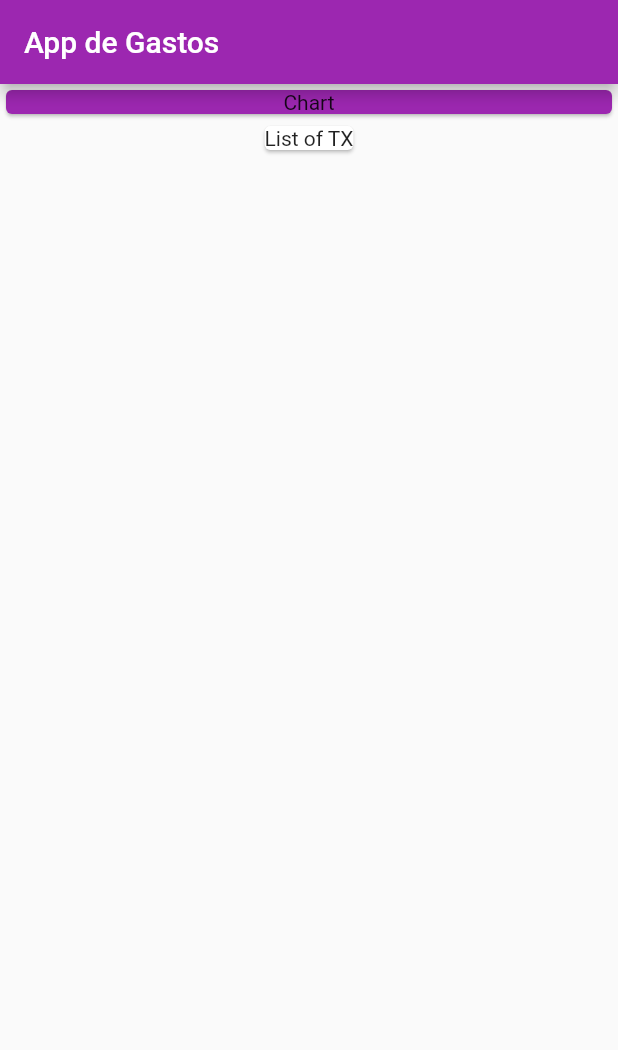
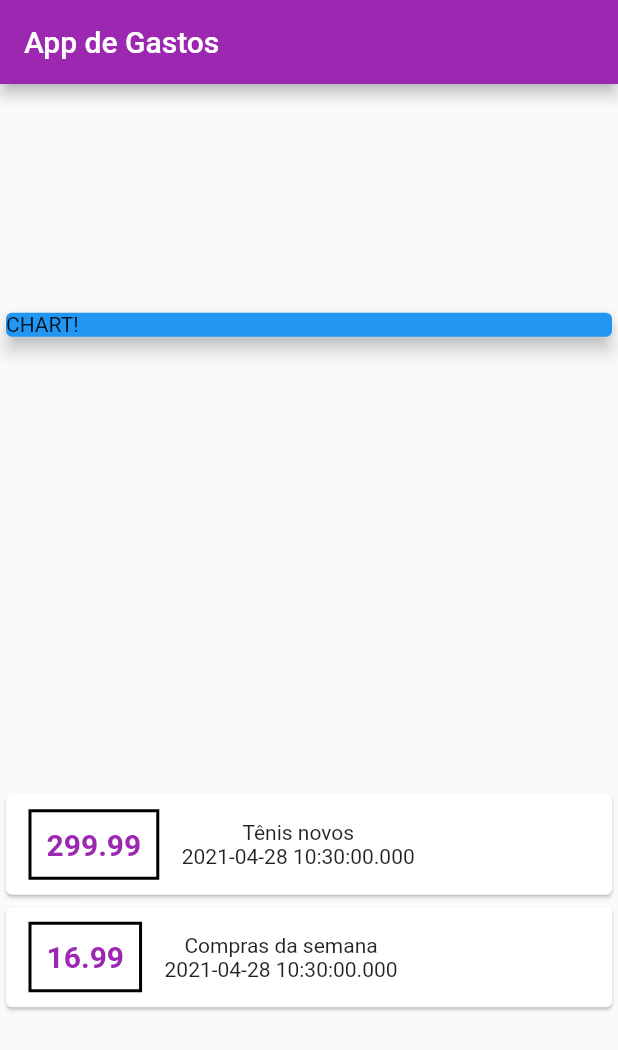
Before and after one commit to Gabones/ExpenseApp, a Flutter app: the screen it shows after launch, on a phone screen of 412 x 824 dp. Shown: the top 1050 px of the screen. Run offline on Flutter 3.47's test engine with Material 2 defaults, Android fonts, the phone set to English and light mode, and no system bars.

Commit message:
lesson 79

```diff
--- a/lib/main.dart
+++ b/lib/main.dart
@@ -1,5 +1,6 @@
 import 'package:flutter/cupertino.dart';
 import 'package:flutter/material.dart';
+import './transactions.dart';
 
 void main() => runApp(MyApp());
 
@@ -17,6 +18,12 @@ class MyApp extends StatelessWidget {
 }
 
 class MyHomePage extends StatelessWidget {
+
+  final List<Transaction> transactions = [
+    Transaction(id: '0', title: 'Tênis novos', amount: 299.99, date: DateTime.now()),
+    Transaction(id: '1', title: 'Compras da semana', amount: 16.99, date: DateTime.now())
+  ];
+
   @override
   Widget build(BuildContext context) {
     return Scaffold(
@@ -24,19 +31,44 @@ class MyHomePage extends StatelessWidget {
         title: Text('App de Gastos'),
       ),
       body: Column(
-        children: [
+        mainAxisAlignment: MainAxisAlignment.spaceAround,
+        crossAxisAlignment: CrossAxisAlignment.stretch,
+        children: <Widget>[
           Container(
-              width: double.infinity,
-              child: Card(
-                color: Colors.purple,
-                child: Text(
-                  'Chart',
-                  textAlign: TextAlign.center,
-                ),
-              )),
-          Card(
-            child: Text('List of TX'),
+            width: double.infinity,
+            child: Card(
+              color: Colors.blue,
+              child: Text('CHART!'),
+              elevation: 5,
+            ),
           ),
+          Column(
+            children: transactions.map((tx) {
+              return Card(child: Row(
+                children: [
+                  Container(
+                    padding: EdgeInsets.all(10),
+                    margin: EdgeInsets.symmetric(vertical: 10, horizontal: 15),
+                    decoration: BoxDecoration(border: Border.all(color: Colors.black, width: 2,)),
+                    child: Text(
+                      tx.amount.toString(),
+                      style: TextStyle(
+                        fontWeight: FontWeight.bold,
+                        fontSize: 20,
+                        color: Colors.purple
+                      )
+                    ),
+                  ),
+                  Column(
+                    children: [
+                      Text(tx.title),
+                      Text(tx.date.toString())
+                    ],
+                  )
+                ],
+              ));
+            }).toList(),
+          )
         ],
       ),
     );
--- /dev/null
+++ b/lib/transactions.dart
@@ -0,0 +1,16 @@
+import 'package:flutter/foundation.dart';
+
+class Transaction {
+  final String id;
+  final String title;
+  final double amount;
+  final DateTime date;
+
+  Transaction({
+    @required this.id,
+    @required this.title,
+    @required this.amount,
+    @required this.date
+  });
+
+}
```
